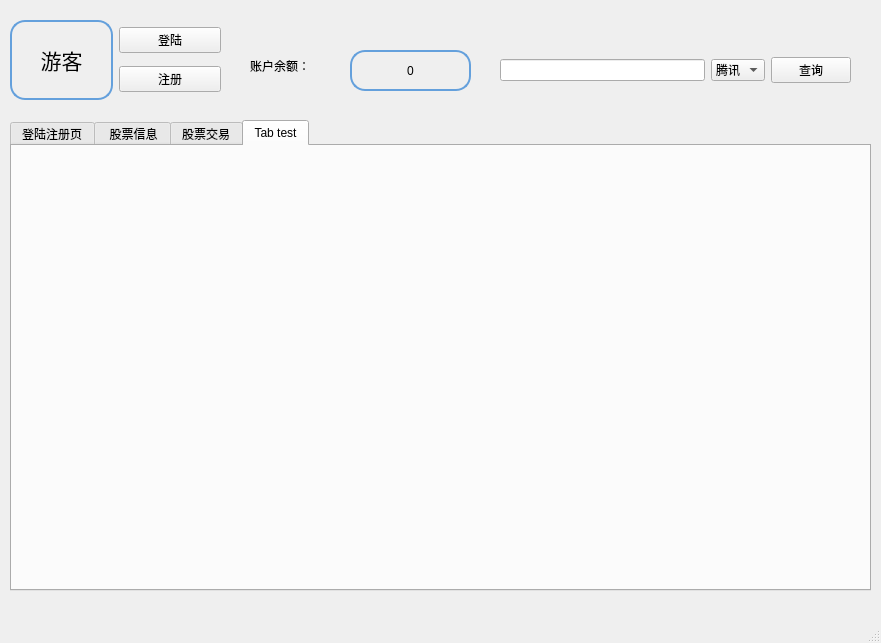
First picture: the form in StocktTradingSimulationSystem/mainwindowui.ui, repository software-case-course/Stock-trading-simulation-system, before the edit.
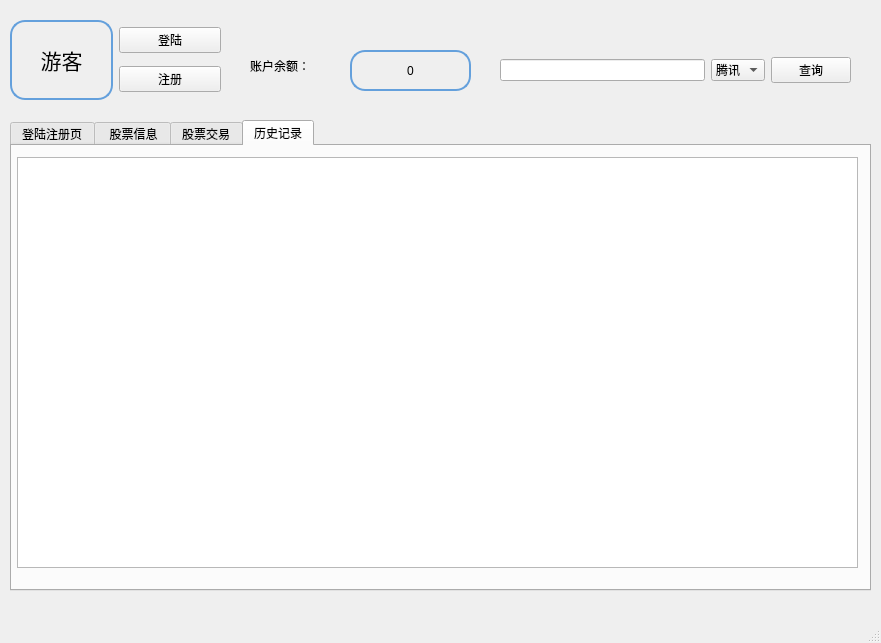
Second picture: the form after the edit. The open tabs and pages were chosen to show the change. Icons and pictures are not drawn.

Commit message: UI更新 查看历史

What changed in the file:
```diff
--- a/StocktTradingSimulationSystem/mainwindowui.ui
+++ b/StocktTradingSimulationSystem/mainwindowui.ui
@@ -449,8 +449,26 @@
      </widget>
      <widget class="QWidget" name="tab_test">
       <attribute name="title">
-       <string>Tab test</string>
+       <string>历史记录</string>
       </attribute>
+      <widget class="QListWidget" name="listWidget">
+       <property name="geometry">
+        <rect>
+         <x>5</x>
+         <y>11</y>
+         <width>841</width>
+         <height>411</height>
+        </rect>
+       </property>
+       <property name="styleSheet">
+        <string notr="true">font: 18pt &quot;微软雅黑&quot;;</string>
+       </property>
+       <item>
+        <property name="text">
+         <string/>
+        </property>
+       </item>
+      </widget>
      </widget>
     </widget>
     <widget class="QWidget" name="horizontalLayoutWidget">
```
Left out of the diff: 7 changed lines with no effect on the pictures. The commit also changes 12 other files.
